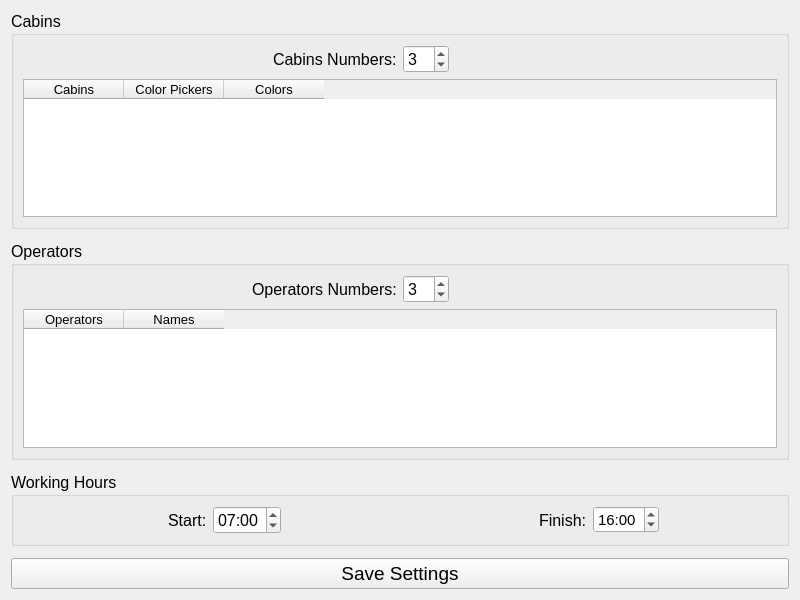
Qt form src/ui/views/settings/settings_page.ui (Fede22dev/BeautyCenter) before a commit.
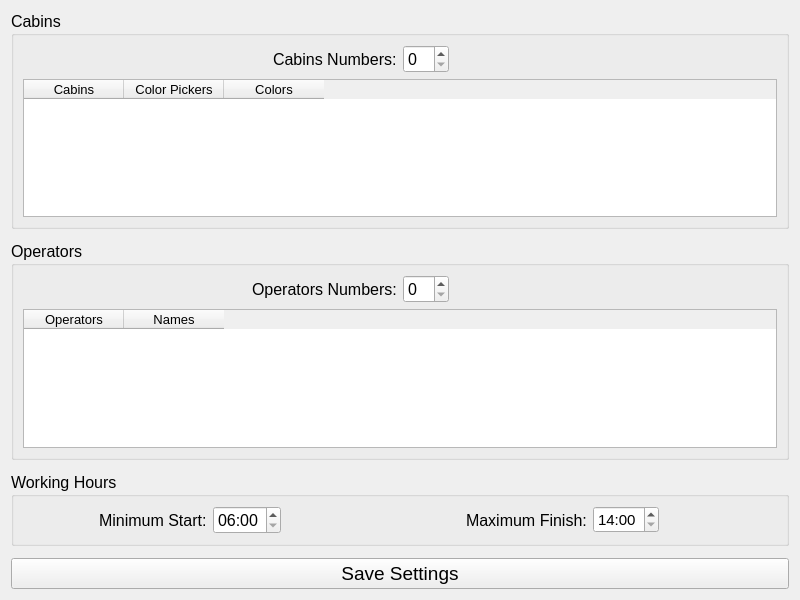
The same form after that commit.

What changed in the file:
```diff
--- a/src/ui/views/settings/settings_page.ui
+++ b/src/ui/views/settings/settings_page.ui
@@ -55,15 +55,9 @@
           <property name="cursor">
            <cursorShape>PointingHandCursor</cursorShape>
           </property>
-          <property name="minimum">
-           <number>1</number>
-          </property>
           <property name="maximum">
            <number>10</number>
           </property>
-          <property name="value">
-           <number>3</number>
-          </property>
          </widget>
         </item>
        </layout>
@@ -138,15 +132,9 @@
           <property name="cursor">
            <cursorShape>PointingHandCursor</cursorShape>
           </property>
-          <property name="minimum">
-           <number>1</number>
-          </property>
           <property name="maximum">
            <number>10</number>
           </property>
-          <property name="value">
-           <number>3</number>
-          </property>
          </widget>
         </item>
        </layout>
@@ -195,7 +183,7 @@
          </font>
         </property>
         <property name="text">
-         <string>Start:</string>
+         <string>Minimum Start:</string>
         </property>
        </widget>
       </item>
@@ -227,13 +215,6 @@
         <property name="displayFormat">
          <string notr="true">HH:mm</string>
         </property>
-        <property name="time">
-         <time>
-          <hour>7</hour>
-          <minute>0</minute>
-          <second>0</second>
-         </time>
-        </property>
        </widget>
       </item>
       <item alignment="Qt::AlignmentFlag::AlignRight">
@@ -244,7 +225,7 @@
          </font>
         </property>
         <property name="text">
-         <string>Finish:</string>
+         <string>Maximum Finish:</string>
         </property>
        </widget>
       </item>
@@ -276,13 +257,6 @@
         <property name="displayFormat">
          <string notr="true">HH:mm</string>
         </property>
-        <property name="time">
-         <time>
-          <hour>16</hour>
-          <minute>0</minute>
-          <second>0</second>
-         </time>
-        </property>
        </widget>
       </item>
      </layout>
```
